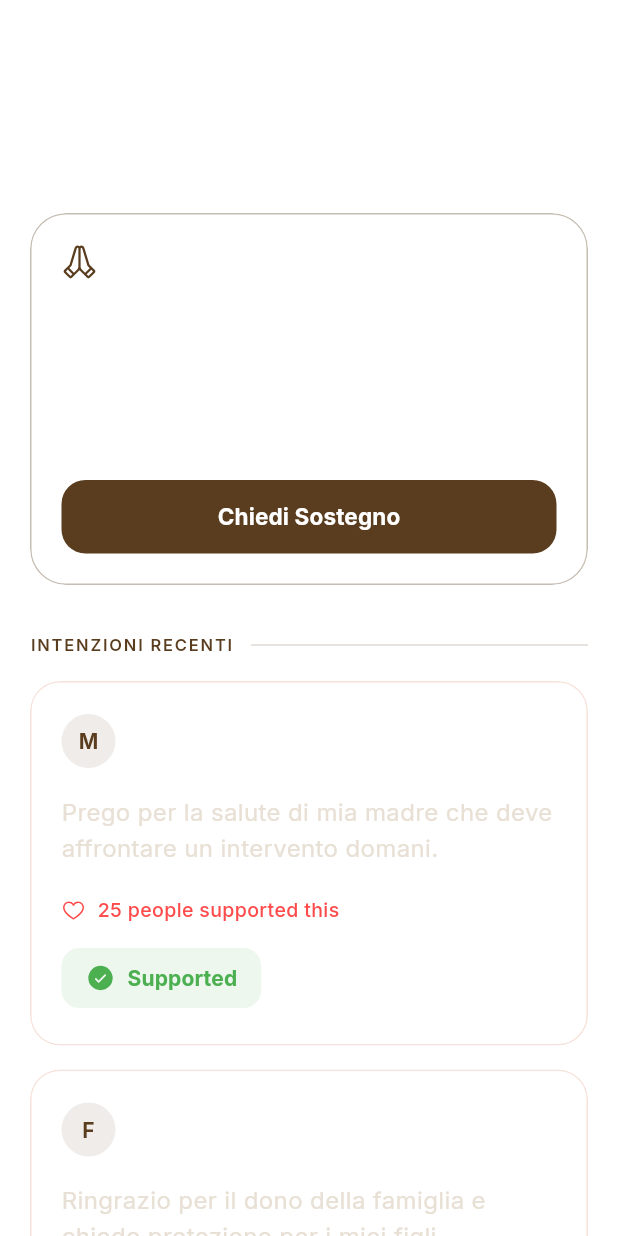
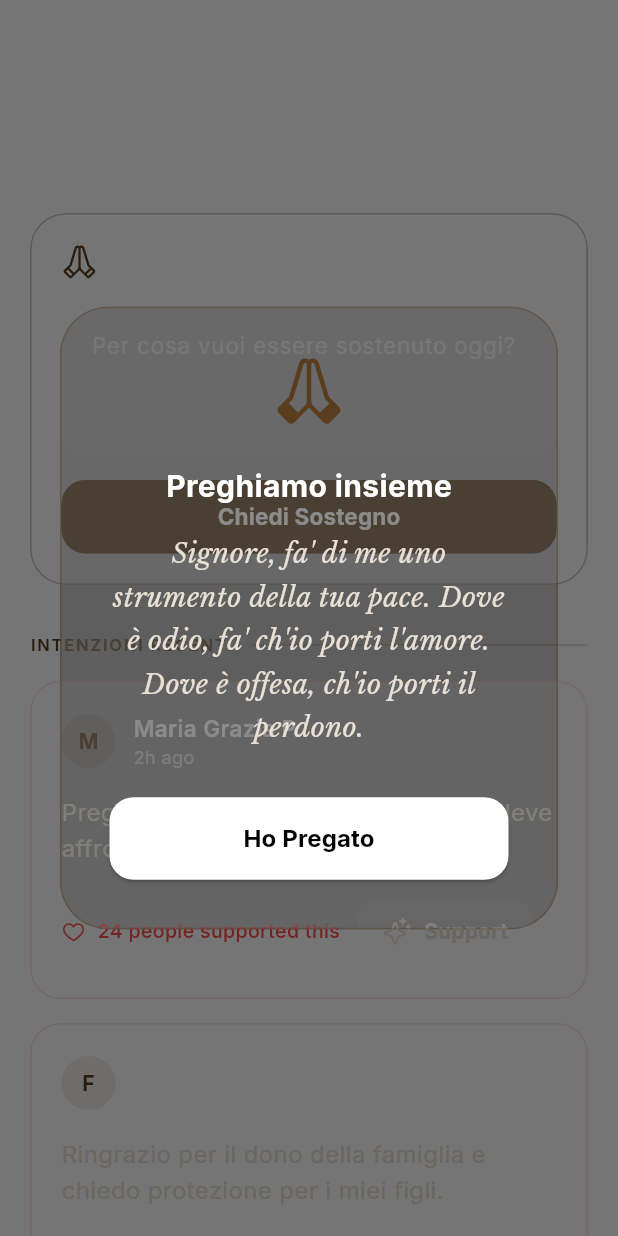
Before and after one commit to Marcuss-ops/AppHone, a Flutter app: the CommunityScreen screen opened directly, after a tap on "Support", on a phone screen of 412 x 824 dp. Run offline on Flutter 3.47's test engine with Material 3 defaults, Android fonts, the phone set to English and light mode, and no system bars; our stand-ins replace cached_network_image, device_preview, flutter_animate, flutter_local_notifications, flutter_riverpod, freezed_annotation and 12 more; missing offline and left inert: glossy; accounts and stored records are empty; generated files the repository leaves out were written again; network calls fail.

Commit message:
Community: Added Prayer Dialog with random prayers and 'Ho Pregato' action

```diff
--- a/AppTrue/ChristianApp/lib/features/christian/player_tab.dart
+++ b/AppTrue/ChristianApp/lib/features/christian/player_tab.dart
@@ -104,7 +104,7 @@
 
           const SizedBox(height: 32),
 
-          Text('COSA HAI GUARDATO DI RECENTE',
+          Text('CONTINUA A GUARDARE',
               style: GoogleFonts.inter(fontSize: 11, fontWeight: FontWeight.w600, letterSpacing: 1.2, color: config.primaryAccent)),
           const SizedBox(height: 16),
           _recentItem('Riflessione sul Vangelo', 'Video • 12 min', config),
--- a/AppTrue/ChristianApp/lib/features/community/widgets/community_intent_card.dart
+++ b/AppTrue/ChristianApp/lib/features/community/widgets/community_intent_card.dart
@@ -5,6 +5,7 @@
 import '../../../core/config/app_copy.dart';
 import '../../../brand_config.dart';
 import '../../../shared/widgets/app_ui_components.dart';
+import 'dart:math';
 
 class CommunityIntentCard extends StatelessWidget {
   final CommunityIntent intent;
@@ -15,6 +16,79 @@
     required this.intent,
     required this.onSupport,
   });
+
+  static const List<String> _prayers = [
+    "Padre Nostro, che sei nei cieli, sia santificato il tuo nome, venga il tuo regno, sia fatta la tua volontà, come in cielo così in terra...",
+    "Ave Maria, piena di grazia, il Signore è con te. Tu sei benedetta fra le donne e benedetto è il frutto del tuo seno, Gesù.",
+    "L'eterno riposo dona loro, o Signore, e splenda ad essi la luce perpetua. Riposino in pace. Amen.",
+    "Angelo di Dio, che sei il mio custode, illumina, custodisci, reggi e governa me, che ti fui affidato dalla pietà celeste. Amen.",
+    "Signore, fa' di me uno strumento della tua pace. Dove è odio, fa' ch'io porti l'amore. Dove è offesa, ch'io porti il perdono.",
+    "Vieni, Spirito Santo, riempi i cuori dei tuoi fedeli e accendi in essi il fuoco del tuo amore.",
+  ];
+
+  void _showPrayerDialog(BuildContext context) {
+    final randomPrayer = _prayers[Random().nextInt(_prayers.length)];
+
+    showDialog(
+      context: context,
+      builder: (context) => Dialog(
+        backgroundColor: Colors.transparent,
+        child: AppGlassCard(
+          opacity: 0.15,
+          borderRadius: 32,
+          borderColor: BrandConfig.primaryColor.withValues(alpha: 0.3),
+          padding: const EdgeInsets.all(32),
+          child: Column(
+            mainAxisSize: MainAxisSize.min,
+            children: [
+              Icon(PhosphorIcons.handsPraying(PhosphorIconsStyle.fill),
+                  color: BrandConfig.primaryColor, size: 48),
+              const SizedBox(height: 24),
+              Text(
+                'Preghiamo insieme',
+                style: GoogleFonts.inter(
+                  fontSize: 20,
+                  fontWeight: FontWeight.bold,
+                  color: Colors.white,
+                ),
+              ),
+              const SizedBox(height: 16),
+              Text(
+                randomPrayer,
+                textAlign: TextAlign.center,
+                style: GoogleFonts.libreBaskerville(
+                  fontSize: 18,
+                  height: 1.6,
+                  fontStyle: FontStyle.italic,
+                  color: const Color(0xFFE8E0D5),
+                ),
+              ),
+              const SizedBox(height: 32),
+              SizedBox(
+                width: double.infinity,
+                child: ElevatedButton(
+                  onPressed: () {
+                    onSupport();
+                    Navigator.pop(context);
+                  },
+                  style: ElevatedButton.styleFrom(
+                    backgroundColor: Colors.white,
+                    foregroundColor: Colors.black,
+                    padding: const EdgeInsets.symmetric(vertical: 16),
+                    shape: RoundedRectangleBorder(borderRadius: BorderRadius.circular(16)),
+                  ),
+                  child: Text(
+                    'Ho Pregato',
+                    style: GoogleFonts.inter(fontWeight: FontWeight.bold, fontSize: 16),
+                  ),
+                ),
+              ),
+            ],
+          ),
+        ),
+      ),
+    );
+  }
 
   @override
   Widget build(BuildContext context) {
@@ -79,7 +153,6 @@
               ),
             ),
             const SizedBox(height: 20),
-            // Use a Wrap instead of a Row to prevent horizontal overflow on small screens
             Wrap(
               alignment: WrapAlignment.spaceBetween,
               crossAxisAlignment: WrapCrossAlignment.center,
@@ -106,7 +179,7 @@
                   ],
                 ),
                 TextButton.icon(
-                  onPressed: intent.hasUserSupported ? null : onSupport,
+                  onPressed: intent.hasUserSupported ? null : () => _showPrayerDialog(context),
                   icon: Icon(
                     intent.hasUserSupported
                       ? PhosphorIcons.checkCircle(PhosphorIconsStyle.fill)
@@ -133,7 +206,6 @@
                 ),
               ],
             ),
-
           ],
         ),
       ),
```
